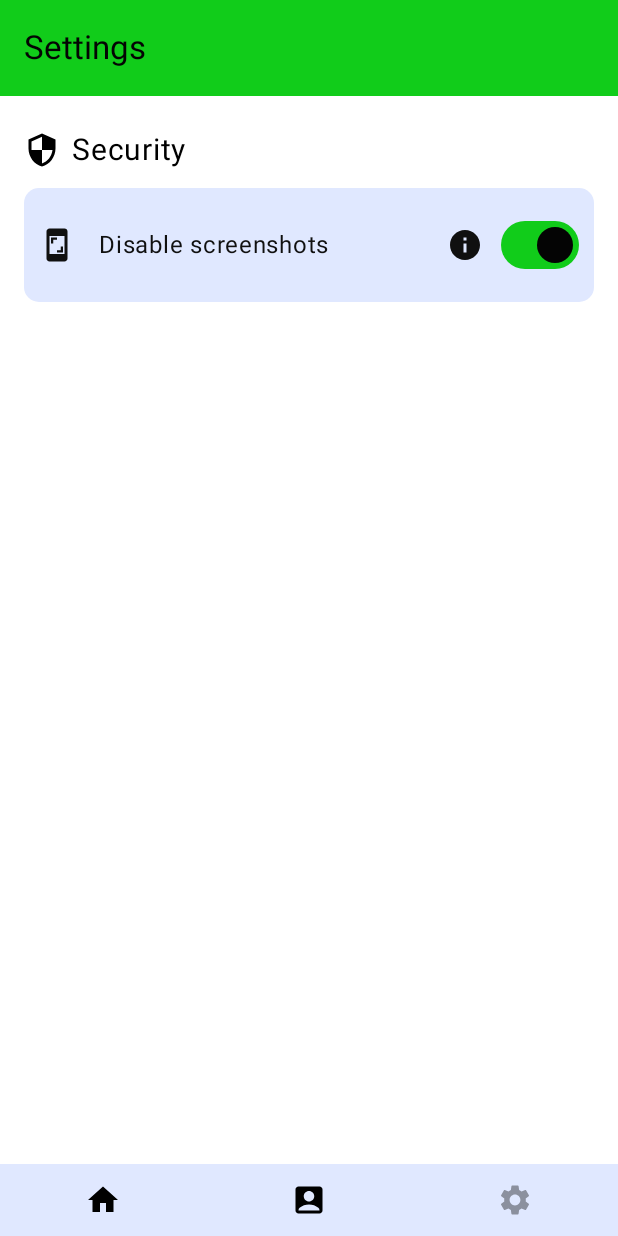
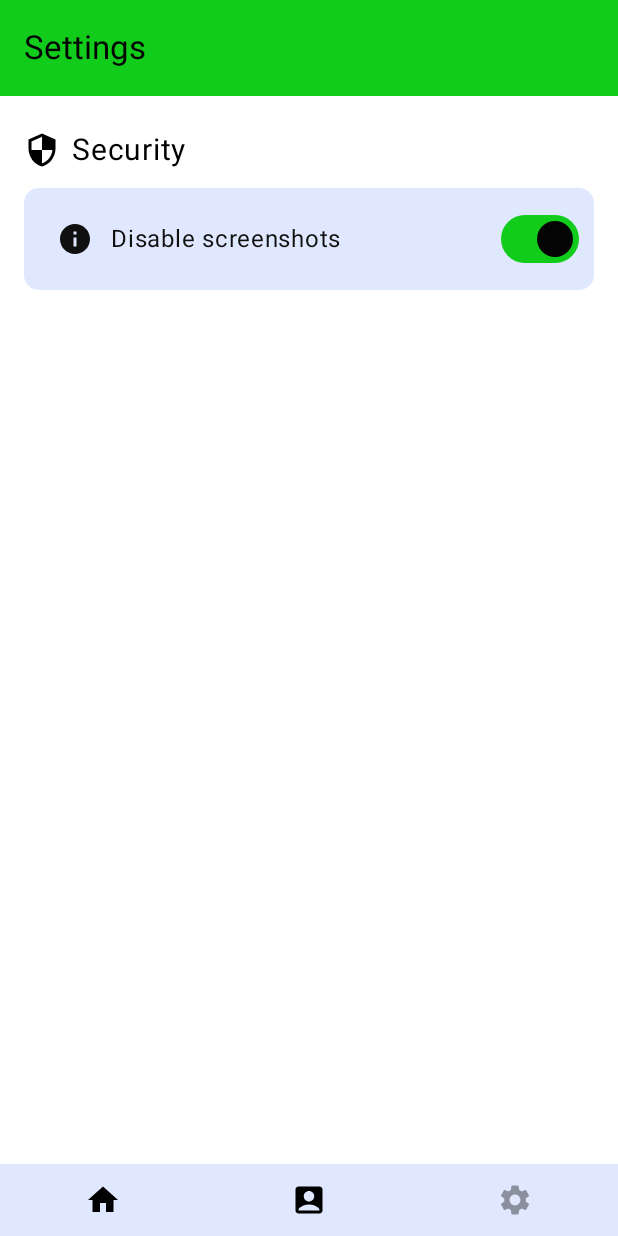
Before and after one commit to Cach30verfl0w/cash3fl0w, an Android app built with Jetpack Compose: the screen it shows after launch (MainActivity), on a phone screen of 412 x 824 dp. Run offline under Robolectric (Android 15) with nearby library versions, the phone set to English and light mode, and no system bars.

Commit message:
Improve settings layout

```diff
--- a/composeApp/src/commonMain/kotlin/de/cacheoverflow/cashflow/ui/Settings.kt
+++ b/composeApp/src/commonMain/kotlin/de/cacheoverflow/cashflow/ui/Settings.kt
@@ -70,11 +70,11 @@ fun Settings() {
                     name = disableScreenshots(),
                     description = disableScreenshotsDescription(),
                     state = boolState,
-                    icon = Icons.Filled.Screenshot,
                     onToggle = {
                         settings.update { settings -> settings.copy(screenshotsEnabled = !it) }
                     }
                 )
+
             }
         }
     }
--- a/composeApp/src/commonMain/kotlin/de/cacheoverflow/cashflow/ui/components/Settings.kt
+++ b/composeApp/src/commonMain/kotlin/de/cacheoverflow/cashflow/ui/components/Settings.kt
@@ -23,7 +23,6 @@ import androidx.compose.foundation.layout.fillMaxHeight
 import androidx.compose.foundation.layout.fillMaxWidth
 import androidx.compose.foundation.layout.height
 import androidx.compose.foundation.layout.padding
-import androidx.compose.foundation.layout.size
 import androidx.compose.foundation.shape.RoundedCornerShape
 import androidx.compose.material.icons.Icons
 import androidx.compose.material.icons.filled.Info
@@ -85,30 +84,27 @@ fun ClickSetting(
         onClick = onClick
     ) {
         Row(verticalAlignment = Alignment.CenterVertically) {
-            if (icon != null) {
-                Icon(
-                    icon,
-                    contentDescription = iconDescription,
-                    modifier = Modifier.size(25.dp),
-                    tint = MaterialTheme.colorScheme.onSecondary
+            Row(Modifier.weight(1.0f), verticalAlignment = Alignment.CenterVertically) {
+                if (description != null) {
+                    IconButton(
+                        onClick = {
+                            showModal.value = !showModal.value
+                        }
+                    ) {
+                        Icon(
+                            Icons.Filled.Info,
+                            "Information",
+                            tint = MaterialTheme.colorScheme.onSecondary
+                        )
+                    }
+                    Modal(title = name, type = ModalType.INFO, visible = showModal) {
+                        Text(description)
+                    }
+                }
+                Text(
+                    text = name,
+                    color = MaterialTheme.colorScheme.onSecondary
                 )
-            }
-            Text(
-                text = name,
-                color = MaterialTheme.colorScheme.onSecondary,
-                modifier = Modifier.padding(16.dp, 16.dp, 0.dp, 16.dp).weight(1f),
-            )
-            if (description != null) {
-                IconButton(
-                    onClick = {
-                        showModal.value = !showModal.value
-                    }
-                ) {
-                    Icon(Icons.Filled.Info, "Information")
-                }
-                Modal(title = name, type = ModalType.INFO, visible = showModal) {
-                    Text(description)
-                }
             }
             Icon(
                 Icons.Rounded.KeyboardDoubleArrowRight,
@@ -124,8 +120,6 @@ fun ToggleSetting(
     name: String,
     description: String? = null,
     onToggle: (Boolean) -> Unit = {},
-    icon: ImageVector? = null,
-    iconDescription: String? = null,
     state: MutableState<Boolean>
 ) {
     val showModal = remember { mutableStateOf(false) }
@@ -137,33 +131,27 @@ fun ToggleSetting(
         }
     ) {
         Row(verticalAlignment = Alignment.CenterVertically) {
-            if (icon != null) {
-                Icon(
-                    icon,
-                    contentDescription = iconDescription,
-                    tint = MaterialTheme.colorScheme.onSecondary
+            Row(Modifier.weight(1.0f), verticalAlignment = Alignment.CenterVertically) {
+                if (description != null) {
+                    IconButton(
+                        onClick = {
+                            showModal.value = !showModal.value
+                        }
+                    ) {
+                        Icon(
+                            Icons.Filled.Info,
+                            "Information",
+                            tint = MaterialTheme.colorScheme.onSecondary
+                        )
+                    }
+                    Modal(title = name, type = ModalType.INFO, visible = showModal) {
+                        Text(description)
+                    }
+                }
+                Text(
+                    text = name,
+                    color = MaterialTheme.colorScheme.onSecondary
                 )
-            }
-            Text(
-                text = name,
-                color = MaterialTheme.colorScheme.onSecondary,
-                modifier = Modifier.padding(16.dp, 16.dp, 0.dp, 16.dp).weight(1.0f),
-            )
-            if (description != null) {
-                IconButton(
-                    onClick = {
-                        showModal.value = !showModal.value
-                    }
-                ) {
-                    Icon(
-                        Icons.Filled.Info,
-                        "Information",
-                        tint = MaterialTheme.colorScheme.onSecondary
-                    )
-                }
-                Modal(title = name, type = ModalType.INFO, visible = showModal) {
-                    Text(description)
-                }
             }
             Switch(
                 checked = state.value,
```
